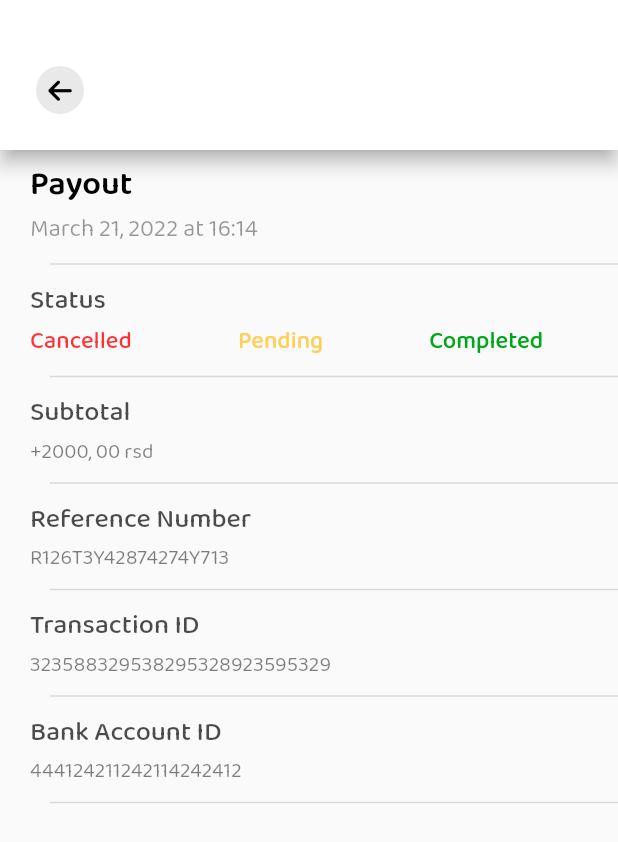
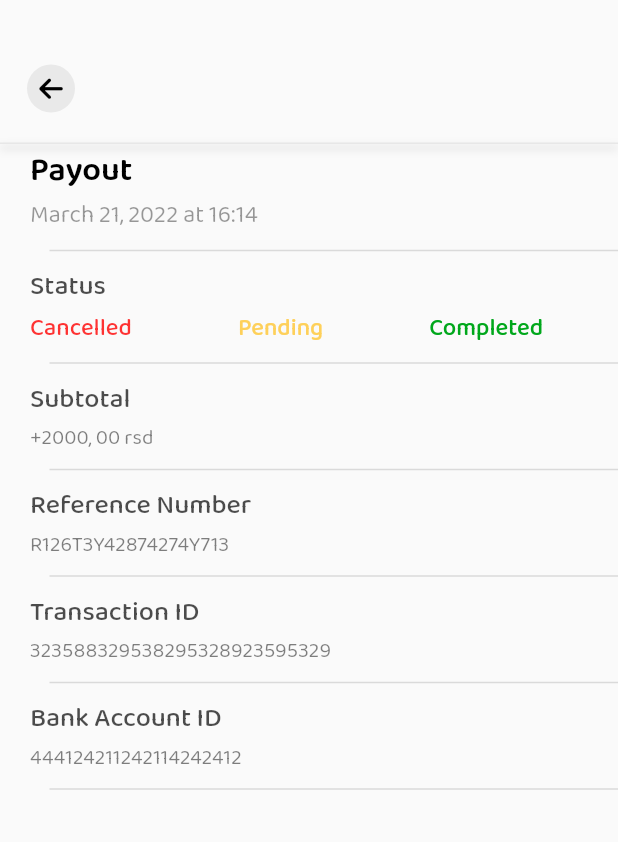
Before and after one commit to Lucki-Media/Flutter-Pinolo, a Flutter app: the PayoutHistory screen opened directly, on a phone screen of 412 x 824 dp. Shown: the top 842 px of the screen. Run offline on Flutter 3.47's test engine with Material 2 defaults, Android fonts, the light colour scheme and no system bars; our stand-ins replace flutter_colorpicker, flutter_rating_bar, font_awesome_flutter, google_maps_flutter, intl_phone_field, intro_slider and 3 more; missing offline and left inert: flutter_google_places_hoc081098, flutter_swipe_button, flutter_timer_countdown, google_api_headers, google_maps_webservice.

Commit message:
Ui changes for IOS

```diff
--- a/lib/src/ui/payout_history.dart
+++ b/lib/src/ui/payout_history.dart
@@ -1,6 +1,7 @@
 import 'package:flutter/material.dart';
 import 'package:font_awesome_flutter/font_awesome_flutter.dart';
 import 'package:pinolo/src/utils/app_colors.dart';
+import 'package:pinolo/src/utils/app_common.dart';
 import 'package:pinolo/src/utils/strings.dart';
 class PayoutHistory extends StatefulWidget {
   const PayoutHistory({Key? key}) : super(key: key);
@@ -13,16 +14,12 @@ class _PayoutHistoryState extends State<PayoutHistory> {
   @override
   Widget build(BuildContext context) {
     return Scaffold(
-      appBar: AppBar(
-        toolbarHeight: 100.0,
-        shadowColor: AppColors.kShadowGrey,
-        automaticallyImplyLeading: false,
-        elevation: 5,
-        backgroundColor: AppColors.kWhite,
-        //foregroundColor: AppColors.kBlue,
-        //centerTitle: true,
-        title: Padding(
-          padding: const EdgeInsets.only(top: 20.0),
+      body: Column(
+        children: [
+          SafeArea(
+            minimum:const EdgeInsets.only(top: 35.0,bottom: 12,left: 10),
+            top: false,
+            bottom: false,
             child: Row(
               children: [
                 IconButton(
@@ -41,9 +38,9 @@ class _PayoutHistoryState extends State<PayoutHistory> {
               ],
             ),
           ),
-      ),
-      body: Padding(
-        padding: const EdgeInsets.only(left: 20.0,top: 5),
+          AppCommon.divider(),
+          Padding(
+            padding: const EdgeInsets.only(left: 20.0),
             child: Column(
               //mainAxisAlignment: MainAxisAlignment.start,
               crossAxisAlignment: CrossAxisAlignment.start,
@@ -213,6 +210,8 @@ class _PayoutHistoryState extends State<PayoutHistory> {
               ],
             ),
           ),
+        ],
+      ),
     );
   }
 }
```
Also changed, not shown: lib/src/ui/my_history.dart (+12 -0 lines). Lines whose indentation alone changed are shown as unchanged.
